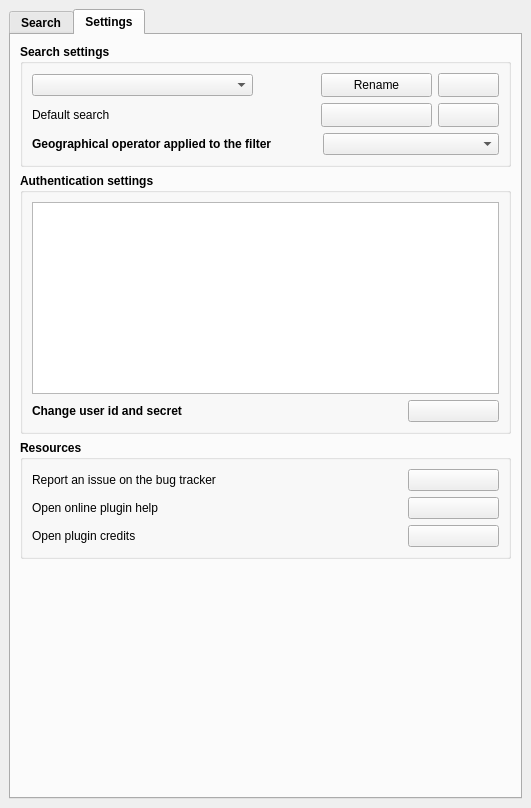
isogeo/isogeo-plugin-qgis, file ui/isogeo_dockwidget_base.ui: the form before one commit.
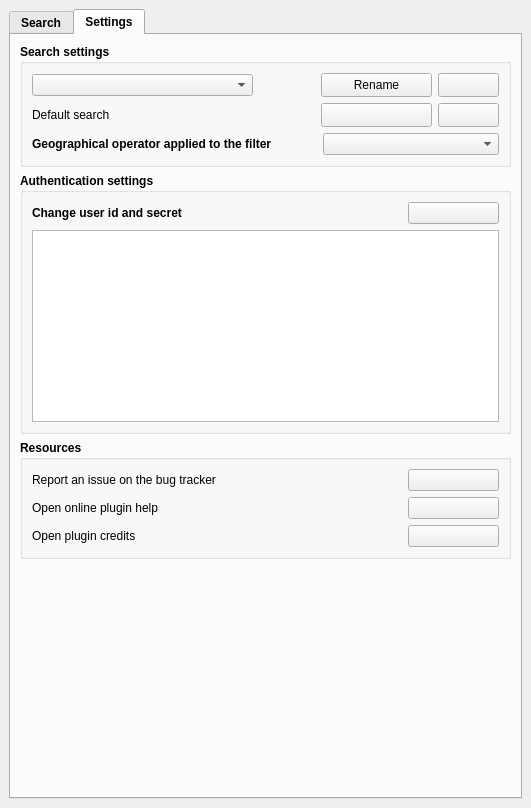
The form after the commit. The open tabs and pages were chosen to show the change. Icons and pictures are not drawn. Custom widgets are drawn as their Qt base class.

Diff of the .ui file:
```diff
--- a/ui/isogeo_dockwidget_base.ui
+++ b/ui/isogeo_dockwidget_base.ui
@@ -1082,10 +1082,10 @@
            <string>Authentication settings</string>
           </property>
           <layout class="QGridLayout" name="gridLayout_5">
-           <item row="0" column="0">
+           <item row="1" column="0">
             <widget class="QTextBrowser" name="txt_shares"/>
            </item>
-           <item row="1" column="0">
+           <item row="0" column="0">
             <layout class="QHBoxLayout" name="horizontalLayout_21">
              <item>
               <widget class="QLabel" name="label_16">
```
